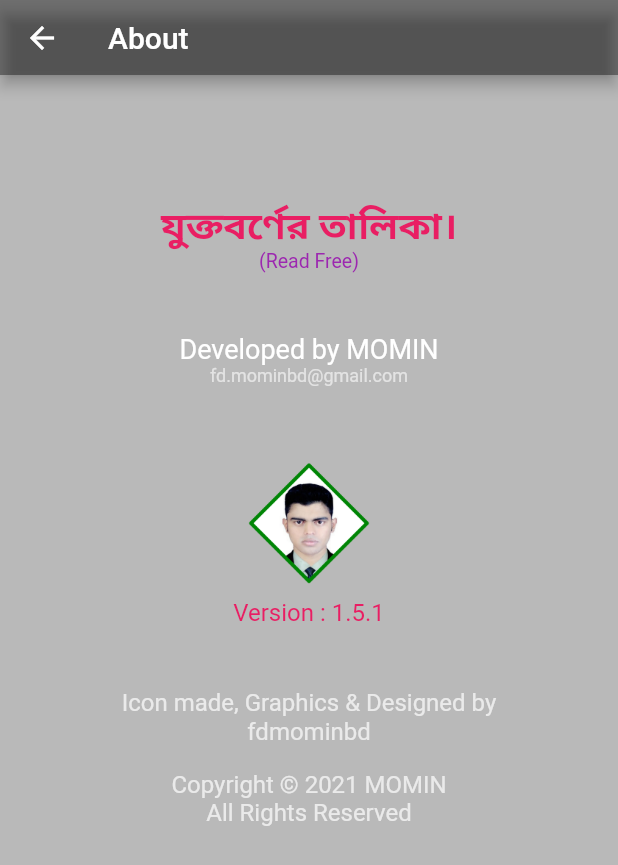
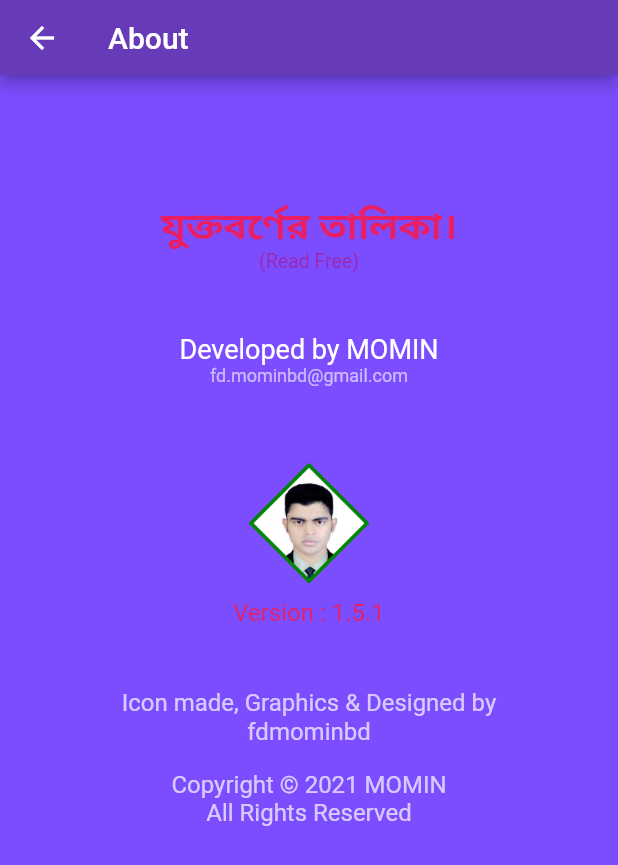
Before and after one commit to fdmominbd/joint_letter, a Flutter app: the AboutUs screen opened directly, on a phone screen of 412 x 824 dp. Shown: the top 865 px of the screen. Run offline on Flutter 3.47's test engine with Material 2 defaults, Android fonts, the light colour scheme and no system bars.

Commit message:
27.12.21 f

```diff
--- a/lib/about_us.dart
+++ b/lib/about_us.dart
@@ -14,7 +14,7 @@ class _AboutUsState extends State<AboutUs> {
     final double w = MediaQuery.of(context).size.width;
     return Scaffold(
       appBar: AppBar(
-        backgroundColor: Colors.black54,
+        backgroundColor: Colors.deepPurple,
         toolbarHeight: 50,
         title: Text('About'),
       ),
@@ -22,7 +22,7 @@ class _AboutUsState extends State<AboutUs> {
         height: h,
         width: w,
         decoration: BoxDecoration(
-          color: Colors.black26
+          color: Colors.deepPurpleAccent
         ),
         child: Column(
           children: [
--- a/lib/my_home_page.dart
+++ b/lib/my_home_page.dart
@@ -1,3 +1,5 @@
+import 'dart:io';
+
 import 'package:flutter/cupertino.dart';
 import 'package:flutter/material.dart';
 import 'package:join_letterbd/about_us.dart';
@@ -94,6 +96,7 @@ class _MyHomePageState extends State<MyHomePage> {
                         ),
                         ),
                         onTap: (){
+                          Link("https://play.google.com");
                           changeSelected(0);
                         },
                       ),
--- a/pubspec.yaml
+++ b/pubspec.yaml
@@ -43,11 +43,11 @@ dev_dependencies:
 flutter_icons:
   android: "launcher_icon"
   ios: true
-  image_path: "assets/image/12i.jpg"
+  image_path: "assets/image/lll.jpg"
 
 flutter_native_splash:
   color: "#42a5f5"
-  image: assets/image/splas1.png
+  image: assets/image/sss.png
   android: true
   ios: true
   web: true
```
Also changed, not shown: assets/image/lll.jpg (added), assets/image/sss.png (added), 28 other files.
